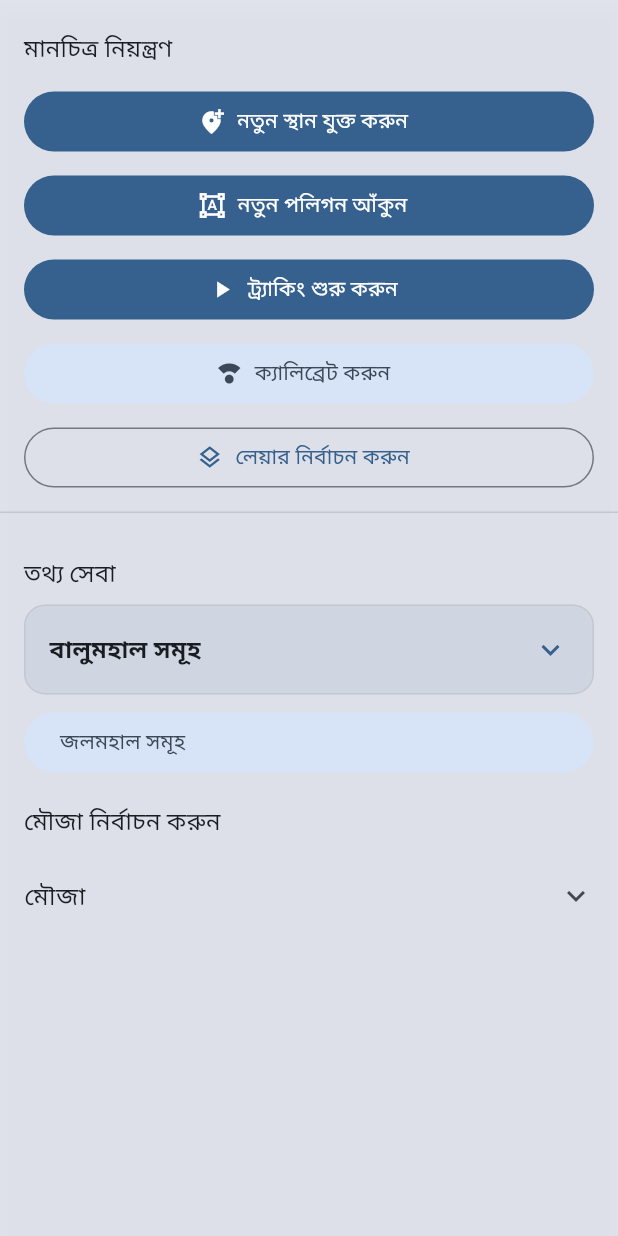
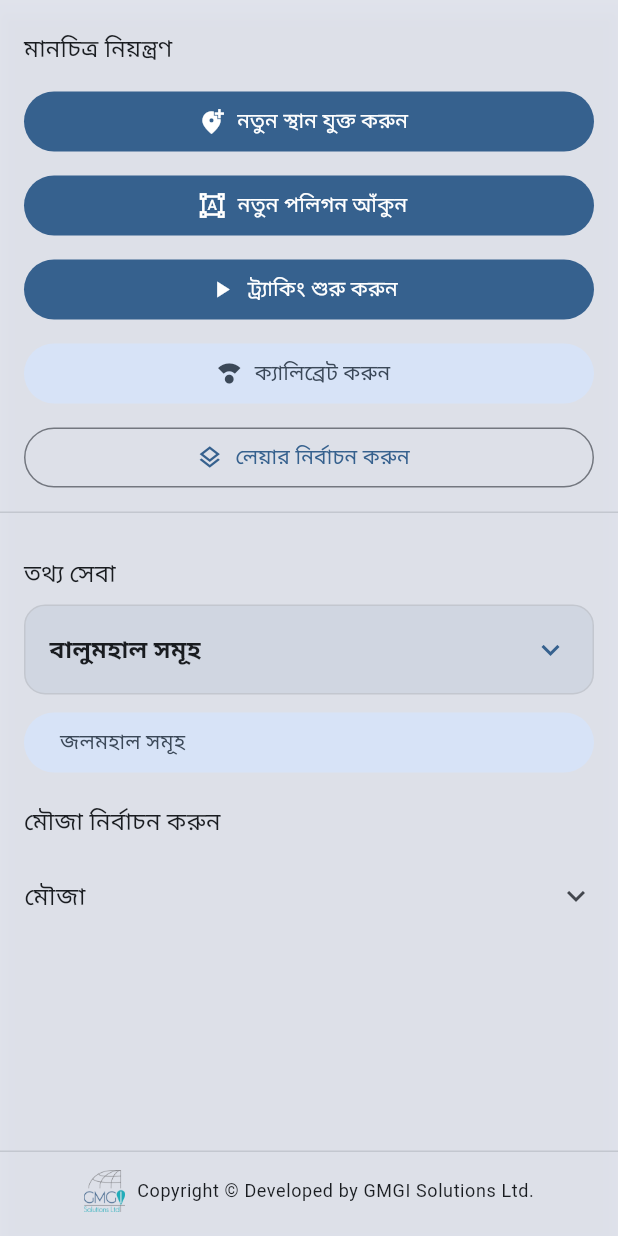
Before and after one commit to zVoid24/BaluMohol, a Flutter app: the _MapSidebar widget shown alone on an empty page, opened directly with empty values, on a phone screen of 412 x 824 dp. Run offline on Flutter 3.47's test engine with Material 3 defaults, Android fonts, the phone set to English and light mode, and no system bars; our stand-ins replace flutter_map, geolocator, image_picker, latlong2, shared_preferences; accounts and stored records are empty.

Commit message:
Add GMGI copyright footer to map sidebar

```diff
--- a/lib/features/geofence/presentation/pages/geofence_map_page.dart
+++ b/lib/features/geofence/presentation/pages/geofence_map_page.dart
@@ -1085,6 +1085,28 @@ class _MapSidebar extends StatelessWidget {
                 ],
               ),
             ),
+            const Divider(height: 1),
+            Padding(
+              padding: const EdgeInsets.fromLTRB(16, 12, 16, 16),
+              child: Row(
+                mainAxisAlignment: MainAxisAlignment.center,
+                crossAxisAlignment: CrossAxisAlignment.center,
+                children: [
+                  Image.asset(
+                    'assets/gmgi_logo_trans.png',
+                    height: 28,
+                  ),
+                  const SizedBox(width: 8),
+                  Flexible(
+                    child: Text(
+                      'Copyright © Developed by GMGI Solutions Ltd.',
+                      style: theme.textTheme.bodySmall,
+                      textAlign: TextAlign.center,
+                    ),
+                  ),
+                ],
+              ),
+            ),
           ],
         ),
       ),
```
